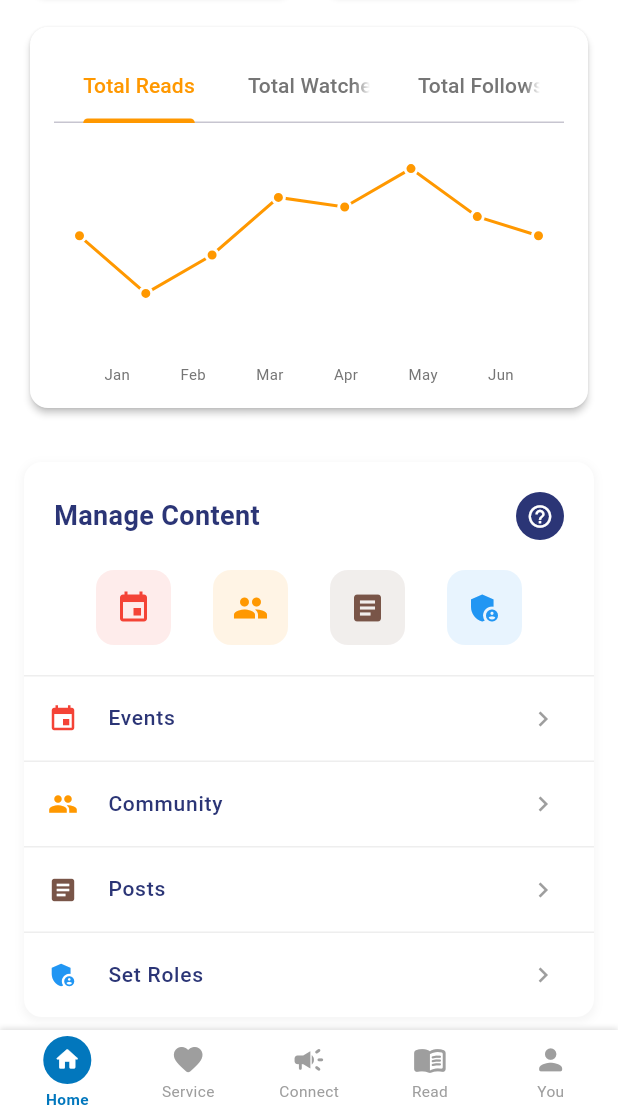
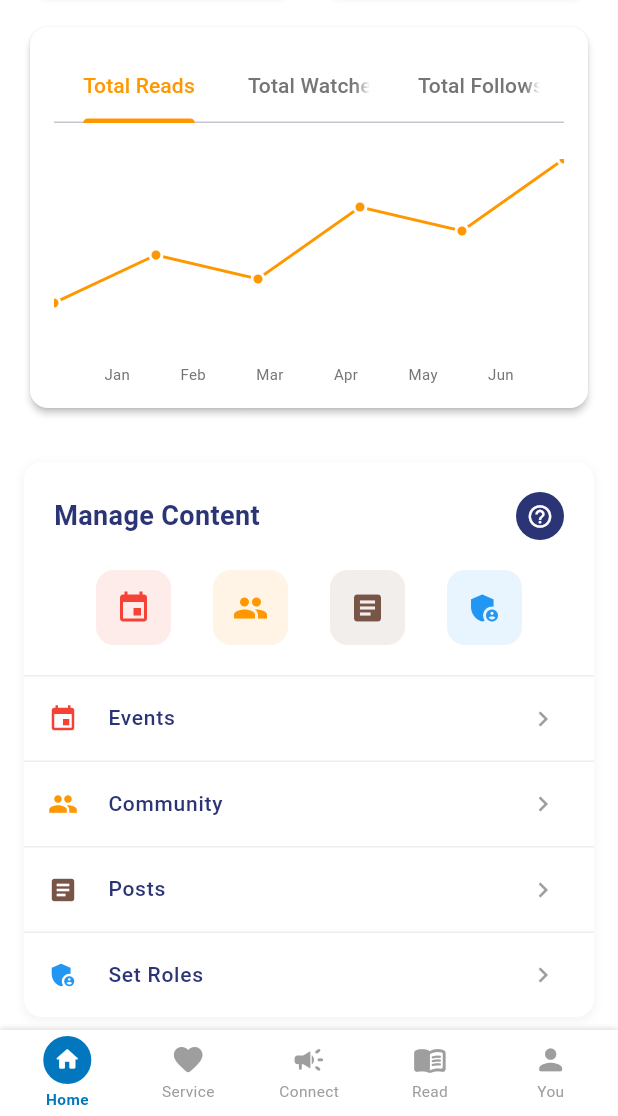
Before and after one commit to InteGreat-Team/ministry-TELEO, a Flutter app: the AdminHomePage screen opened directly, scrolled down 576 dp, on a phone screen of 412 x 824 dp, the part 120-1236 px from its top. Run offline on Flutter 3.47's test engine with Material 3 defaults, Android fonts, the phone set to English and light mode, and no system bars; our stand-ins replace dotted_border, firebase_auth, firebase_core, flutter_dotenv, flutter_screenutil, font_awesome_flutter and 1 more; missing offline and left inert: church_app; accounts and stored records are empty; network calls fail; Roboto replaces fonts that are missing (Poppins); statements that could not run were skipped.

Commit message:
optimized admin homepage
- removed redundant and/or unused functions
- refactored codes and cleaned up widgets
- error handling
- optimized the code for easier backend integration. made functions clearer and added comments for guidance

```diff
--- a/lib/2/c1homepage/admin_types.dart
+++ b/lib/2/c1homepage/admin_types.dart
@@ -55,4 +55,43 @@ class AdminData {
     required this.phoneNumber,
     required this.password,
   });
+
+  AdminData copyWith({
+    String? churchName,
+    String? posts,
+    String? following,
+    String? followers,
+    String? loginActivity,
+    String? loginActivityPercentage,
+    String? dailyFollows,
+    String? dailyFollowsPercentage,
+    String? dailyVisits,
+    String? dailyVisitsPercentage,
+    String? bookings,
+    String? bookingsPercentage,
+    String? email,
+    String? phoneNumber,
+    String? password,
+  }) {
+    return AdminData(
+      churchName: churchName ?? this.churchName,
+      posts: posts ?? this.posts,
+      following: following ?? this.following,
+      followers: followers ?? this.followers,
+      loginActivity: loginActivity ?? this.loginActivity,
+      loginActivityPercentage:
+          loginActivityPercentage ?? this.loginActivityPercentage,
+      dailyFollows: dailyFollows ?? this.dailyFollows,
+      dailyFollowsPercentage:
+          dailyFollowsPercentage ?? this.dailyFollowsPercentage,
+      dailyVisits: dailyVisits ?? this.dailyVisits,
+      dailyVisitsPercentage:
+          dailyVisitsPercentage ?? this.dailyVisitsPercentage,
+      bookings: bookings ?? this.bookings,
+      bookingsPercentage: bookingsPercentage ?? this.bookingsPercentage,
+      email: email ?? this.email,
+      phoneNumber: phoneNumber ?? this.phoneNumber,
+      password: password ?? this.password,
+    );
+  }
 }
--- a/lib/2/c1homepage/home_page.dart
+++ b/lib/2/c1homepage/home_page.dart
@@ -1,11 +1,9 @@
 import 'package:flutter/material.dart';
 import 'package:flutter/services.dart';
-import 'dart:async';
 import 'faqs_screen.dart';
 import 'set_role_screen.dart';
 import 'mass_schedule_screen.dart';
 import '../../3/sidebar.dart';
-import '../../1/c1homepage/home_page.dart' show AuthenticatorView;
 import 'authenticator_flow.dart';
 import 'admin_types.dart';
 import '../../3/report/mainreport.dart';
@@ -15,14 +13,10 @@ import 'posts_screen.dart';
 import '../../3/contact_us_screen.dart';
 import '../../3/c1widgets/authenticator_screen.dart';
 import '../../1/c1homepage/donate_screen.dart';
-
-// Import new components
 import 'components/metrics_grid.dart';
 import 'components/analytics_chart.dart';
 import 'components/content_management.dart';
 import 'components/notification_settings.dart';
-
-// Import admin views
 import 'admin_views/admin_profile_view.dart';
 import 'admin_views/admin_settings_view.dart';
 import 'admin_views/admin_security_settings_view.dart';
@@ -31,8 +25,6 @@ import 'admin_views/admin_change_email_view.dart';
 import 'admin_views/admin_change_password_view.dart';
 import 'admin_views/admin_change_phone_view.dart';
 import 'admin_views/admin_terms_conditions_view.dart';
-
-// Import NavBar
 import '../../3/nav_bar.dart';
 
 class AdminHomePage extends StatefulWidget {
@@ -47,6 +39,10 @@ class _AdminHomePageState extends State<AdminHomePage>
   String _currentTitle = 'Teleo Admin';
   late TabController _tabController;
   AuthenticatorFlow _currentAuthFlow = AuthenticatorFlow.email;
+
+  // Backend-ready: loading and error state
+  bool _isLoading = false;
+  String? _errorMessage;
 
   // Store temporary data for authentication flows
   String _newEmail = '';
@@ -74,10 +70,126 @@ class _AdminHomePageState extends State<AdminHomePage>
 
   AdminView _currentView = AdminView.home;
 
+  static const Map<AdminView, String> _titles = {
+    AdminView.home: 'Teleo Admin',
+    AdminView.profile: 'Profile',
+    AdminView.settings: 'Settings',
+    AdminView.accountSettings: 'Account',
+    AdminView.securitySettings: 'Security',
+    AdminView.changeEmail: 'Change Email',
+    AdminView.changePassword: 'Change Password',
+    AdminView.changePhone: 'Change Phone Number',
+    AdminView.authenticator: 'Security',
+    AdminView.events: 'Events',
+    AdminView.community: 'Community',
+    AdminView.posts: 'Posts',
+    AdminView.setRoles: 'Set Roles',
+    AdminView.faqs: 'FAQs',
+    AdminView.notificationSettings: 'Notifications',
+    AdminView.massSchedule: 'Mass Schedule',
+    AdminView.reportIssue: 'Report Issue',
+    AdminView.termsAndConditions: 'Terms & Conditions',
+    AdminView.contactUs: 'Contact Us',
+    AdminView.donate: 'Donate',
+  };
+
+  // Backend-ready: Analytics/chart data state
+  List<double> _totalReadsData = [10, 20, 15, 30, 25, 40]; // Example data
+  List<double> _totalWatchesData = [
+    0.6,
+    1.0,
+    0.7,
+    1.2,
+    0.4,
+    0.9,
+  ]; // Example data
+  List<String> _months = ['Jan', 'Feb', 'Mar', 'Apr', 'May', 'Jun'];
+  String _followersPercent = '+11.01%';
+
+  // Backend-ready: loading and error state for analytics
+  bool _isAnalyticsLoading = false;
+  String? _analyticsError;
+
+  // Backend-ready: placeholder for fetching admin data
+  Future<void> fetchAdminData() async {
+    setState(() {
+      _isLoading = true;
+      _errorMessage = null;
+    });
+    try {
+      // TODO: Replace with real backend call
+      await Future.delayed(const Duration(milliseconds: 500));
+      // Example: final data = await ApiService.getAdminData();
+      // setState(() { _adminData = data; });
+    } catch (e) {
+      setState(() {
+        _errorMessage = 'Failed to load admin data.';
+      });
+    } finally {
+      setState(() {
+        _isLoading = false;
+      });
+    }
+  }
+
+  // Backend-ready: placeholder for updating admin data
+  Future<void> updateAdminData(AdminData newData) async {
+    setState(() {
+      _isLoading = true;
+      _errorMessage = null;
+    });
+    try {
+      // TODO: Replace with real backend call
+      await Future.delayed(const Duration(milliseconds: 500));
+      // Example: await ApiService.updateAdminData(newData);
+      setState(() {
+        _adminData = newData;
+      });
+    } catch (e) {
+      setState(() {
+        _errorMessage = 'Failed to update admin data.';
+      });
+    } finally {
+      setState(() {
+        _isLoading = false;
+      });
+    }
+  }
+
+  // Backend-ready: placeholder for fetching analytics/chart data
+  Future<void> fetchAnalyticsData() async {
+    setState(() {
+      _isAnalyticsLoading = true;
+      _analyticsError = null;
+    });
+    try {
+      // TODO: Replace with real backend call to fetch analytics/chart data
+      await Future.delayed(const Duration(milliseconds: 500));
+      // Example:
+      // final analytics = await ApiService.getAnalyticsData();
+      // setState(() {
+      //   _totalReadsData = analytics.reads;
+      //   _totalWatchesData = analytics.watches;
+      //   _followersPercent = analytics.followersPercent;
+      //   _months = analytics.months;
+      // });
+    } catch (e) {
+      setState(() {
+        _analyticsError = 'Failed to load analytics data.';
+      });
+    } finally {
+      setState(() {
+        _isAnalyticsLoading = false;
+      });
+    }
+  }
+
   @override
   void initState() {
     super.initState();
     _tabController = TabController(length: 3, vsync: this);
+    fetchAdminData();
+    fetchAnalyticsData(); // Backend-ready: fetch analytics/chart data on init
   }
 
   @override
@@ -119,135 +231,23 @@ class _AdminHomePageState extends State<AdminHomePage>
         }
       }
 
-      switch (view) {
-        case AdminView.home:
-          _currentTitle = 'Teleo Admin';
-          break;
-        case AdminView.profile:
-          _currentTitle = 'Profile';
-          break;
-        case AdminView.settings:
-          _currentTitle = 'Settings';
-          break;
-        case AdminView.accountSettings:
-          _currentTitle = 'Account';
-          break;
-        case AdminView.securitySettings:
-          _currentTitle = 'Security';
-          break;
-        case AdminView.changeEmail:
-          _currentTitle = 'Change Email';
-          break;
-        case AdminView.changePassword:
-          _currentTitle = 'Change Password';
-          break;
-        case AdminView.changePhone:
-          _currentTitle = 'Change Phone Number';
-          break;
-        case AdminView.authenticator:
-          _currentTitle = 'Security';
-          break;
-        case AdminView.events:
-          _currentTitle = 'Events';
-          break;
-        case AdminView.community:
-          _currentTitle = 'Community';
-          break;
-        case AdminView.posts:
-          _currentTitle = 'Posts';
-          break;
-        case AdminView.setRoles:
-          _currentTitle = 'Set Roles';
-          break;
-        case AdminView.faqs:
-          _currentTitle = 'FAQs';
-          break;
-        case AdminView.notificationSettings:
-          _currentTitle = 'Notifications';
-          break;
-        case AdminView.massSchedule:
-          _currentTitle = 'Mass Schedule';
-          break;
-        case AdminView.reportIssue:
-          _currentTitle = 'Report Issue';
-          break;
-        case AdminView.termsAndConditions:
-          _currentTitle = 'Terms & Conditions';
-          break;
-        case AdminView.contactUs:
-          _currentTitle = 'Contact Us';
-          break;
-        case AdminView.donate:
-          _currentTitle = 'Donate';
-          break;
-      }
+      _currentTitle = _titles[view] ?? 'Teleo Admin';
     });
   }
 
   void _handleAuthenticationSuccess() {
-    // Update admin data based on the current flow
-    AdminData updatedAdminData;
-
+    AdminData updatedAdminData = _adminData;
     switch (_currentAuthFlow) {
       case AuthenticatorFlow.email:
-        updatedAdminData = AdminData(
-          churchName: _adminData.churchName,
-          posts: _adminData.posts,
-          following: _adminData.following,
-          followers: _adminData.followers,
-          loginActivity: _adminData.loginActivity,
-          loginActivityPercentage: _adminData.loginActivityPercentage,
-          dailyFollows: _adminData.dailyFollows,
-          dailyFollowsPercentage: _adminData.dailyFollowsPercentage,
-          dailyVisits: _adminData.dailyVisits,
-          dailyVisitsPercentage: _adminData.dailyVisitsPercentage,
-          bookings: _adminData.bookings,
-          bookingsPercentage: _adminData.bookingsPercentage,
-          email: _newEmail,
-          phoneNumber: _adminData.phoneNumber,
-          password: _adminData.password,
-        );
+        updatedAdminData = _adminData.copyWith(email: _newEmail);
         break;
       case AuthenticatorFlow.password:
-        updatedAdminData = AdminData(
-          churchName: _adminData.churchName,
-          posts: _adminData.posts,
-          following: _adminData.following,
-          followers: _adminData.followers,
-          loginActivity: _adminData.loginActivity,
-          loginActivityPercentage: _adminData.loginActivityPercentage,
-          dailyFollows: _adminData.dailyFollows,
-          dailyFollowsPercentage: _adminData.dailyFollowsPercentage,
-          dailyVisits: _adminData.dailyVisits,
-          dailyVisitsPercentage: _adminData.dailyVisitsPercentage,
-          bookings: _adminData.bookings,
-          bookingsPercentage: _adminData.bookingsPercentage,
-          email: _adminData.email,
-          phoneNumber: _adminData.phoneNumber,
-          password: _newPassword,
-        );
+        updatedAdminData = _adminData.copyWith(password: _newPassword);
         break;
       case AuthenticatorFlow.phone:
-        updatedAdminData = AdminData(
-          churchName: _adminData.churchName,
-          posts: _adminData.posts,
-          following: _adminData.following,
-          followers: _adminData.followers,
-          loginActivity: _adminData.loginActivity,
-          loginActivityPercentage: _adminData.loginActivityPercentage,
-          dailyFollows: _adminData.dailyFollows,
-          dailyFollowsPercentage: _adminData.dailyFollowsPercentage,
-          dailyVisits: _adminData.dailyVisits,
-          dailyVisitsPercentage: _adminData.dailyVisitsPercentage,
-          bookings: _adminData.bookings,
-          bookingsPercentage: _adminData.bookingsPercentage,
-          email: _adminData.email,
-          phoneNumber: _newPhoneNumber,
-          password: _adminData.password,
-        );
+        updatedAdminData = _adminData.copyWith(phoneNumber: _newPhoneNumber);
         break;
     }
-
     _updateAdminData(updatedAdminData);
 
     // Show success dialog
@@ -381,67 +381,57 @@ class _AdminHomePageState extends State<AdminHomePage>
   }
 
   Widget _buildBody() {
-    switch (_currentView) {
-      case AdminView.setRoles:
-        return const SetRoleScreen();
-      case AdminView.faqs:
-        return FAQsScreen(onNavigate: _navigateTo);
-      case AdminView.events:
-        return const EventsScreen();
-      case AdminView.community:
-        return const CommunityScreen();
-      case AdminView.posts:
-        return const PostsScreen();
-      case AdminView.profile:
-        return AdminProfileView(
+    final Map<AdminView, Widget Function()> viewBuilders = {
+      AdminView.setRoles: () => const SetRoleScreen(),
+      AdminView.faqs: () => FAQsScreen(onNavigate: _navigateTo),
+      AdminView.events: () => const EventsScreen(),
+      AdminView.community: () => const CommunityScreen(),
+      AdminView.posts: () => const PostsScreen(),
+      AdminView.profile:
+          () => AdminProfileView(
             adminData: _adminData,
             onUpdateAdminData: _updateAdminData,
-        );
-      case AdminView.settings:
-        return AdminSettingsView(onNavigate: _navigateTo);
-      case AdminView.accountSettings:
-        return AdminAccountSettingsView(
+          ),
+      AdminView.settings: () => AdminSettingsView(onNavigate: _navigateTo),
+      AdminView.accountSettings:
+          () => AdminAccountSettingsView(
             adminData: _adminData,
             onUpdateAdminData: _updateAdminData,
-        );
-      case AdminView.securitySettings:
-        return AdminSecuritySettingsView(
+          ),
+      AdminView.securitySettings:
+          () => AdminSecuritySettingsView(
             adminData: _adminData,
             onUpdateAdminData: _updateAdminData,
             onNavigate: _navigateTo,
-        );
-      case AdminView.changeEmail:
-        return AdminChangeEmailView(
+          ),
+      AdminView.changeEmail:
+          () => AdminChangeEmailView(
             currentEmail: _adminData.email,
             onNavigate: _navigateTo,
-        );
-      case AdminView.changePassword:
-        return AdminChangePasswordView(onNavigate: _navigateTo);
-      case AdminView.changePhone:
-        return AdminChangePhoneView(
+          ),
+      AdminView.changePassword:
+          () => AdminChangePasswordView(onNavigate: _navigateTo),
+      AdminView.changePhone:
+          () => AdminChangePhoneView(
             currentPhoneNumber: _adminData.phoneNumber,
             onNavigate: _navigateTo,
-        );
-      case AdminView.authenticator:
-        return AuthenticatorScreen(
+          ),
+      AdminView.authenticator:
+          () => AuthenticatorScreen(
             onSuccess: _handleAuthenticationSuccess,
             onCancel: () => _navigateTo(AdminView.securitySettings),
-        );
-      case AdminView.notificationSettings:
-        return NotificationSettingsView(onNavigate: _navigateTo);
-      case AdminView.massSchedule:
-        return const MassScheduleScreen();
-      case AdminView.reportIssue:
-        return ReportApp(onNavigate: _navigateTo);
-      case AdminView.termsAndConditions:
-        return AdminTermsConditionsView(onNavigate: _navigateTo);
-      case AdminView.contactUs:
-        return const ContactUsScreen();
-      case AdminView.donate:
-        return const DonateScreen();
-      case AdminView.home:
-        return _buildHomeView();
-    }
+          ),
+      AdminView.notificationSettings:
+          () => NotificationSettingsView(onNavigate: _navigateTo),
+      AdminView.massSchedule: () => const MassScheduleScreen(),
+      AdminView.reportIssue: () => ReportApp(onNavigate: _navigateTo),
+      AdminView.termsAndConditions:
+          () => AdminTermsConditionsView(onNavigate: _navigateTo),
+      AdminView.contactUs: () => const ContactUsScreen(),
+      AdminView.donate: () => const DonateScreen(),
+      AdminView.home: _buildHomeView,
+    };
+    return viewBuilders[_currentView]?.call() ?? _buildHomeView();
   }
 
   Widget _buildHomeView() {
@@ -694,6 +684,18 @@ class _AdminHomePageState extends State<AdminHomePage>
   }
 
   Widget _buildAnalyticsChart() {
+    // Backend: Show loading or error state for analytics
+    if (_isAnalyticsLoading) {
+      return const Center(child: CircularProgressIndicator());
+    }
+    if (_analyticsError != null) {
+      return Center(
+        child: Text(
+          _analyticsError!,
+          style: const TextStyle(color: Colors.red),
+        ),
+      );
+    }
     return Card(
       color: Colors.white,
       shape: RoundedRectangleBorder(borderRadius: BorderRadius.circular(12)),
@@ -734,12 +736,13 @@ class _AdminHomePageState extends State<AdminHomePage>
     );
   }
 
+  // Backend: Use _totalReadsData and _months for chart
   Widget _buildTotalReadsChart() {
     return Column(
       children: [
         Expanded(
           child: CustomPaint(
-            painter: LineChartPainter(),
+            painter: LineChartPainter(data: _totalReadsData),
             size: const Size(double.infinity, double.infinity),
           ),
         ),
@@ -747,7 +750,7 @@ class _AdminHomePageState extends State<AdminHomePage>
         Row(
           mainAxisAlignment: MainAxisAlignment.spaceEvenly,
           children:
-              ['Jan', 'Feb', 'Mar', 'Apr', 'May', 'Jun']
+              _months
                   .map(
                     (month) => Text(
                       month,
@@ -760,12 +763,13 @@ class _AdminHomePageState extends State<AdminHomePage>
     );
   }
 
+  // Backend: Use _totalWatchesData and _months for chart
   Widget _buildTotalWatchesChart() {
     return Column(
       children: [
         Expanded(
           child: CustomPaint(
-            painter: BarChartPainter(),
+            painter: BarChartPainter(data: _totalWatchesData),
             size: const Size(double.infinity, double.infinity),
           ),
         ),
@@ -773,7 +777,7 @@ class _AdminHomePageState extends State<AdminHomePage>
         Row(
           mainAxisAlignment: MainAxisAlignment.spaceEvenly,
           children:
-              ['Jan', 'Feb', 'Mar', 'Apr', 'May', 'Jun']
+              _months
                   .map(
                     (month) => Text(
                       month,
@@ -786,6 +790,7 @@ class _AdminHomePageState extends State<AdminHomePage>
     );
   }
 
+  // Backend: Use _adminData.followers and _followersPercent for display
   Widget _buildTotalFollowersDisplay() {
     return Column(
       mainAxisAlignment: MainAxisAlignment.center,
@@ -801,13 +806,13 @@ class _AdminHomePageState extends State<AdminHomePage>
         const SizedBox(height: 8),
         Row(
           mainAxisAlignment: MainAxisAlignment.center,
-          children: const [
+          children: [
             Text(
-              '+11.01%',
-              style: TextStyle(color: Colors.green, fontSize: 16),
+              _followersPercent,
+              style: const TextStyle(color: Colors.green, fontSize: 16),
             ),
-            SizedBox(width: 4),
-            Icon(Icons.trending_up, color: Colors.green, size: 16),
+            const SizedBox(width: 4),
+            const Icon(Icons.trending_up, color: Colors.green, size: 16),
           ],
         ),
       ],
@@ -993,6 +998,9 @@ class _AdminHomePageState extends State<AdminHomePage>
 }
 
 class LineChartPainter extends CustomPainter {
+  final List<double> data;
+  LineChartPainter({required this.data});
+
   @override
   void paint(Canvas canvas, Size size) {
     final paint =
@@ -1002,39 +1010,38 @@ class LineChartPainter extends CustomPainter {
           ..style = PaintingStyle.stroke;
 
     final path = Path();
-    // Replicating points from image
-    final points = [
-      Offset(size.width * 0.05, size.height * 0.4),
-      Offset(size.width * 0.18, size.height * 0.7),
-      Offset(size.width * 0.31, size.height * 0.5),
-      Offset(size.width * 0.44, size.height * 0.2),
-      Offset(size.width * 0.57, size.height * 0.25),
-      Offset(size.width * 0.70, size.height * 0.05),
-      Offset(size.width * 0.83, size.height * 0.3),
-      Offset(size.width * 0.95, size.height * 0.4),
-    ];
-
+    // Backend: Use provided data for points
+    if (data.isNotEmpty) {
+      final points = List.generate(
+        data.length,
+        (i) => Offset(
+          size.width * (i / (data.length - 1)),
+          size.height *
+              (1 -
+                  (data[i] /
+                      (data.reduce((a, b) => a > b ? a : b) == 0
+                          ? 1
+                          : data.reduce((a, b) => a > b ? a : b)))),
+        ),
+      );
       path.moveTo(points[0].dx, points[0].dy);
       for (var i = 1; i < points.length; i++) {
         path.lineTo(points[i].dx, points[i].dy);
       }
-
       canvas.drawPath(path, paint);
-
       final pointPaint =
           Paint()
             ..color = Colors.orange
             ..style = PaintingStyle.fill;
-
       final borderPaint =
           Paint()
             ..color = Colors.white
             ..strokeWidth = 2
             ..style = PaintingStyle.stroke;
-
       for (final point in points) {
         canvas.drawCircle(point, 4, pointPaint);
         canvas.drawCircle(point, 4, borderPaint);
+      }
     }
   }
 
@@ -1043,6 +1050,9 @@ class LineChartPainter extends CustomPainter {
 }
 
 class BarChartPainter extends CustomPainter {
+  final List<double> data;
+  BarChartPainter({required this.data});
+
   @override
   void paint(Canvas canvas, Size size) {
     const leftOffset = 30.0;
@@ -1070,13 +1080,14 @@ class BarChartPainter extends CustomPainter {
     }
 
     final barPaint = Paint()..color = Colors.orange;
-    final barData = [0.6, 1.0, 0.7, 1.2, 0.4, 0.9]; // Sample data
-    final maxVal = 1.3;
-    final barWidth = (drawableWidth / barData.length) * 0.4;
-    final spacing = (drawableWidth / barData.length) * 0.6;
+    // Backend: Use provided data for bars
+    final maxVal = data.isNotEmpty ? data.reduce((a, b) => a > b ? a : b) : 1.0;
+    final barWidth =
+        (drawableWidth / (data.isNotEmpty ? data.length : 1)) * 0.4;
+    final spacing = (drawableWidth / (data.isNotEmpty ? data.length : 1)) * 0.6;
 
-    for (var i = 0; i < barData.length; i++) {
-      final barHeight = (barData[i] / maxVal) * size.height;
+    for (var i = 0; i < data.length; i++) {
+      final barHeight = (data[i] / (maxVal == 0 ? 1 : maxVal)) * size.height;
       final x = leftOffset + (i * (barWidth + spacing)) + spacing / 2;
       canvas.drawRRect(
         RRect.fromRectAndRadius(
```
Lines whose indentation alone changed are shown as unchanged.
